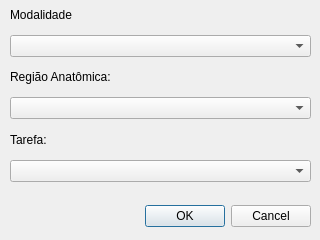
caiovosilva/anatomy, file anatomy/assignmentchooser.ui: the form before one commit.
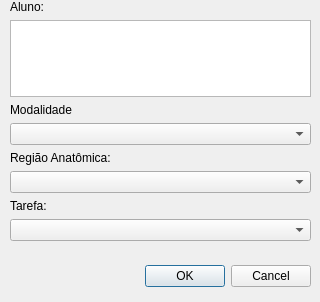
The form after the commit.

Patch:
```diff
--- a/anatomy/assignmentchooser.ui
+++ b/anatomy/assignmentchooser.ui
@@ -7,7 +7,7 @@
     <x>0</x>
     <y>0</y>
     <width>320</width>
-    <height>240</height>
+    <height>302</height>
    </rect>
   </property>
   <property name="windowTitle">
@@ -17,7 +17,7 @@
    <property name="geometry">
     <rect>
      <x>10</x>
-     <y>200</y>
+     <y>260</y>
      <width>301</width>
      <height>32</height>
     </rect>
@@ -29,16 +29,26 @@
     <set>QDialogButtonBox::Cancel|QDialogButtonBox::Ok</set>
    </property>
   </widget>
-  <widget class="QWidget" name="">
+  <widget class="QWidget" name="layoutWidget">
    <property name="geometry">
     <rect>
      <x>10</x>
      <y>0</y>
      <width>301</width>
-     <height>182</height>
+     <height>241</height>
     </rect>
    </property>
    <layout class="QVBoxLayout" name="verticalLayout">
+    <item>
+     <widget class="QLabel" name="label">
+      <property name="text">
+       <string>Aluno:</string>
+      </property>
+     </widget>
+    </item>
+    <item>
+     <widget class="QTextEdit" name="studentName"/>
+    </item>
     <item>
      <widget class="QLabel" name="label_8">
       <property name="text">
```
